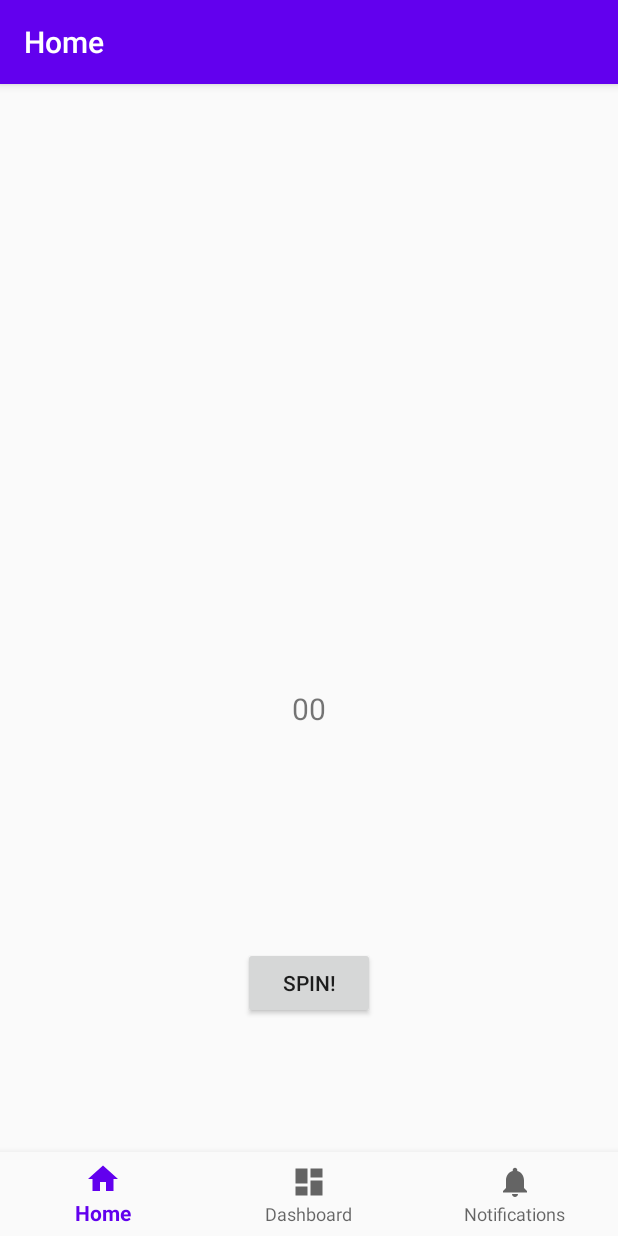
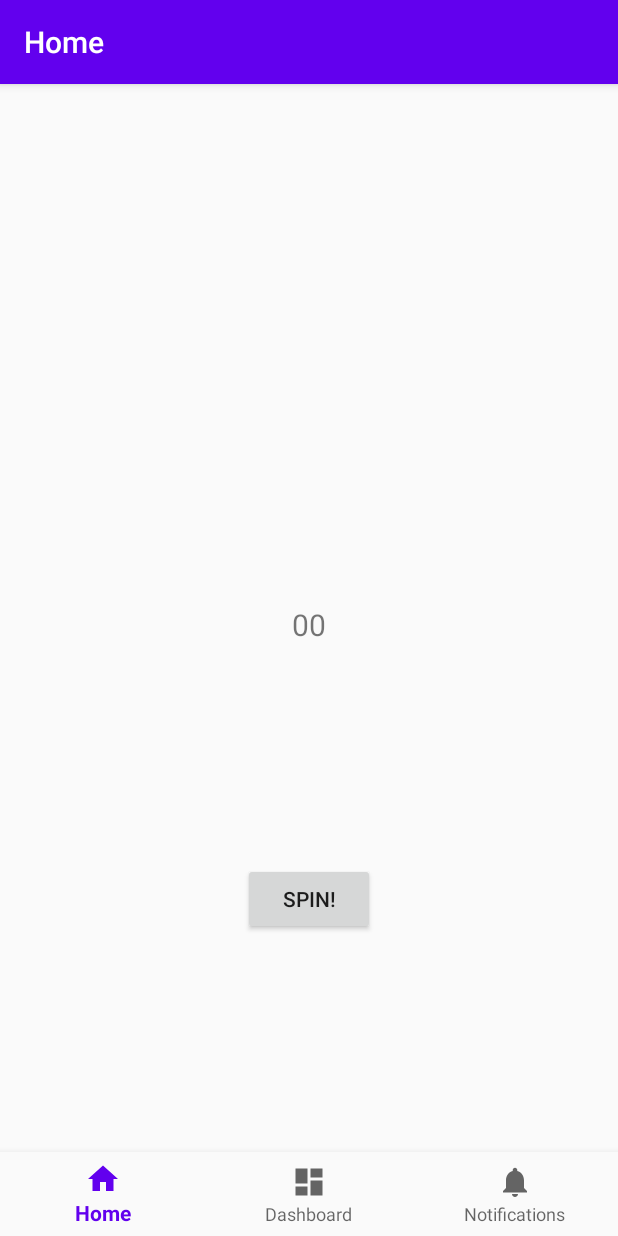
Before and after one commit to rbrazell1/roulette, an Android app: the screen it shows after launch (MainActivity), on a phone screen of 412 x 824 dp. Run offline under Robolectric (Android 15) with nearby library versions, the phone set to English and light mode, and no system bars; our stand-ins replace navigation-ui; libraries missing offline, so code that uses them is left out: com.facebook.stetho; 1 statement that could not run was skipped.

Commit message:
Reorganized file structure and fixed styling in activity_main.xml

```diff
--- a/app/src/main/AndroidManifest.xml
+++ b/app/src/main/AndroidManifest.xml
@@ -14,7 +14,7 @@
     tools:ignore="AllowBackup">
     <activity
       android:label="@string/app_name"
-      android:name=".MainActivity">
+      android:name=".controller.MainActivity">
       <intent-filter>
         <action android:name="android.intent.action.MAIN"/>
 
--- a/app/src/main/java/edu/cnm/deepdive/roulette/controller/dashboard/DashboardFragment.java
+++ b/app/src/main/java/edu/cnm/deepdive/roulette/controller/DashboardFragment.java
@@ -1,4 +1,4 @@
-package edu.cnm.deepdive.roulette.controller.dashboard;
+package edu.cnm.deepdive.roulette.controller;
 
 import android.os.Bundle;
 import android.view.LayoutInflater;
@@ -11,6 +11,7 @@ import androidx.fragment.app.Fragment;
 import androidx.lifecycle.Observer;
 import androidx.lifecycle.ViewModelProvider;
 import edu.cnm.deepdive.roulette.R;
+import edu.cnm.deepdive.roulette.viewmodel.DashboardViewModel;
 
 public class DashboardFragment extends Fragment {
 
--- a/app/src/main/java/edu/cnm/deepdive/roulette/controller/home/HomeFragment.java
+++ b/app/src/main/java/edu/cnm/deepdive/roulette/controller/HomeFragment.java
@@ -1,4 +1,4 @@
-package edu.cnm.deepdive.roulette.controller.home;
+package edu.cnm.deepdive.roulette.controller;
 
 import android.os.Bundle;
 import android.view.LayoutInflater;
@@ -12,6 +12,7 @@ import androidx.fragment.app.Fragment;
 import androidx.lifecycle.Observer;
 import androidx.lifecycle.ViewModelProvider;
 import edu.cnm.deepdive.roulette.R;
+import edu.cnm.deepdive.roulette.viewmodel.HomeViewModel;
 
 public class HomeFragment extends Fragment {
 
--- a/app/src/main/java/edu/cnm/deepdive/roulette/MainActivity.java
+++ b/app/src/main/java/edu/cnm/deepdive/roulette/controller/MainActivity.java
@@ -1,4 +1,4 @@
-package edu.cnm.deepdive.roulette;
+package edu.cnm.deepdive.roulette.controller;
 
 import android.os.Bundle;
 import com.google.android.material.bottomnavigation.BottomNavigationView;
@@ -7,6 +7,7 @@ import androidx.navigation.NavController;
 import androidx.navigation.Navigation;
 import androidx.navigation.ui.AppBarConfiguration;
 import androidx.navigation.ui.NavigationUI;
+import edu.cnm.deepdive.roulette.R;
 
 public class MainActivity extends AppCompatActivity {
 
--- a/app/src/main/java/edu/cnm/deepdive/roulette/controller/notifications/NotificationsFragment.java
+++ b/app/src/main/java/edu/cnm/deepdive/roulette/controller/NotificationsFragment.java
@@ -1,4 +1,4 @@
-package edu.cnm.deepdive.roulette.controller.notifications;
+package edu.cnm.deepdive.roulette.controller;
 
 import android.os.Bundle;
 import android.view.LayoutInflater;
@@ -11,6 +11,7 @@ import androidx.fragment.app.Fragment;
 import androidx.lifecycle.Observer;
 import androidx.lifecycle.ViewModelProvider;
 import edu.cnm.deepdive.roulette.R;
+import edu.cnm.deepdive.roulette.viewmodel.NotificationsViewModel;
 
 public class NotificationsFragment extends Fragment {
 
--- a/app/src/main/java/edu/cnm/deepdive/roulette/controller/home/HomeViewModel.java
+++ b/app/src/main/java/edu/cnm/deepdive/roulette/viewmodel/HomeViewModel.java
@@ -1,4 +1,4 @@
-package edu.cnm.deepdive.roulette.controller.home;
+package edu.cnm.deepdive.roulette.viewmodel;
 
 import androidx.lifecycle.LiveData;
 import androidx.lifecycle.MutableLiveData;
--- a/app/src/main/res/layout/activity_main.xml
+++ b/app/src/main/res/layout/activity_main.xml
@@ -4,8 +4,7 @@
   xmlns:app="http://schemas.android.com/apk/res-auto"
   android:id="@+id/container"
   android:layout_width="match_parent"
-  android:layout_height="match_parent"
-  android:paddingTop="?attr/actionBarSize">
+  android:layout_height="match_parent">
 
   <com.google.android.material.bottomnavigation.BottomNavigationView
     android:id="@+id/nav_view"
@@ -21,8 +20,8 @@
 
   <fragment
     android:id="@+id/nav_host_fragment"
-    android:layout_width="match_parent"
-    android:layout_height="match_parent"
+    android:layout_width="0dp"
+    android:layout_height="0dp"
     android:name="androidx.navigation.fragment.NavHostFragment"
     app:defaultNavHost="true"
     app:layout_constraintBottom_toTopOf="@id/nav_view"
--- a/app/src/main/res/layout/fragment_dashboard.xml
+++ b/app/src/main/res/layout/fragment_dashboard.xml
@@ -5,7 +5,7 @@
   xmlns:tools="http://schemas.android.com/tools"
   android:layout_width="match_parent"
   android:layout_height="match_parent"
-  tools:context=".controller.dashboard.DashboardFragment">
+  tools:context=".controller.DashboardFragment">
 
   <TextView
     android:id="@+id/text_dashboard"
--- a/app/src/main/res/layout/fragment_home.xml
+++ b/app/src/main/res/layout/fragment_home.xml
@@ -5,7 +5,7 @@
   xmlns:tools="http://schemas.android.com/tools"
   android:layout_width="match_parent"
   android:layout_height="match_parent"
-  tools:context=".controller.home.HomeFragment">
+  tools:context=".controller.HomeFragment">
 
   <TextView
     android:id="@+id/roulette_value"
--- a/app/src/main/res/layout/fragment_notifications.xml
+++ b/app/src/main/res/layout/fragment_notifications.xml
@@ -5,7 +5,7 @@
   xmlns:tools="http://schemas.android.com/tools"
   android:layout_width="match_parent"
   android:layout_height="match_parent"
-  tools:context=".controller.notifications.NotificationsFragment">
+  tools:context=".controller.NotificationsFragment">
 
   <TextView
     android:id="@+id/text_notifications"
--- a/app/src/main/res/navigation/mobile_navigation.xml
+++ b/app/src/main/res/navigation/mobile_navigation.xml
@@ -8,18 +8,18 @@
   <fragment
     android:id="@+id/navigation_home"
     android:label="@string/title_home"
-    android:name="edu.cnm.deepdive.roulette.controller.home.HomeFragment"
+    android:name="edu.cnm.deepdive.roulette.controller.HomeFragment"
     tools:layout="@layout/fragment_home"/>
 
   <fragment
     android:id="@+id/navigation_dashboard"
     android:label="@string/title_dashboard"
-    android:name="edu.cnm.deepdive.roulette.controller.dashboard.DashboardFragment"
+    android:name="edu.cnm.deepdive.roulette.controller.DashboardFragment"
     tools:layout="@layout/fragment_dashboard"/>
 
   <fragment
     android:id="@+id/navigation_notifications"
     android:label="@string/title_notifications"
-    android:name="edu.cnm.deepdive.roulette.controller.notifications.NotificationsFragment"
+    android:name="edu.cnm.deepdive.roulette.controller.NotificationsFragment"
     tools:layout="@layout/fragment_notifications"/>
 </navigation>
```
Also changed, not shown: app/src/main/java/edu/cnm/deepdive/roulette/viewmodel/DashboardViewModel.java (renamed from app/src/main/java/edu/cnm/deepdive/roulette/controller/notifications/NotificationsViewModel.java, +4 -4 lines), app/src/main/java/edu/cnm/deepdive/roulette/viewmodel/NotificationsViewModel.java (renamed from app/src/main/java/edu/cnm/deepdive/roulette/controller/dashboard/DashboardViewModel.java, +4 -4 lines).
